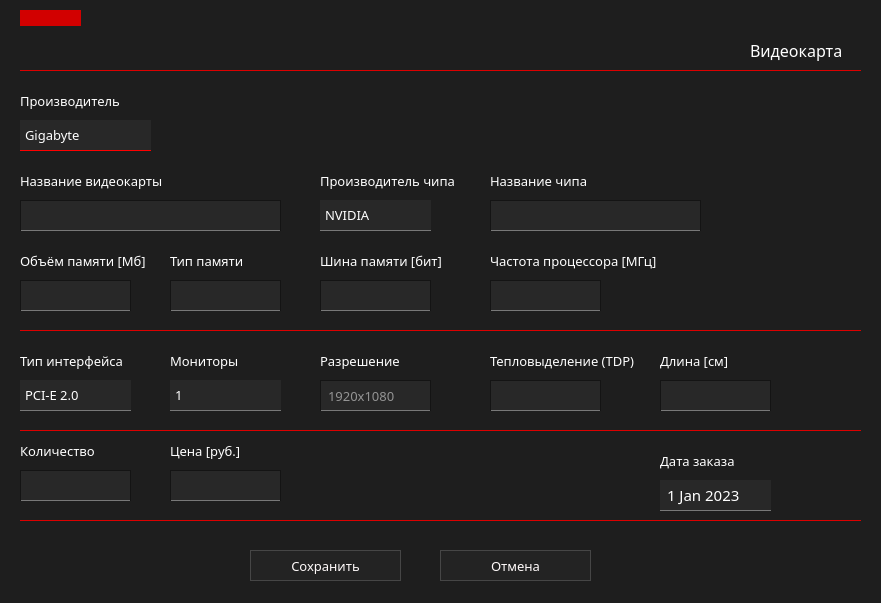
This is ui/add/addChVidWidg.ui in marginalprog/git_pcconf as Qt 5 draws it before an edit. The edited form follows.
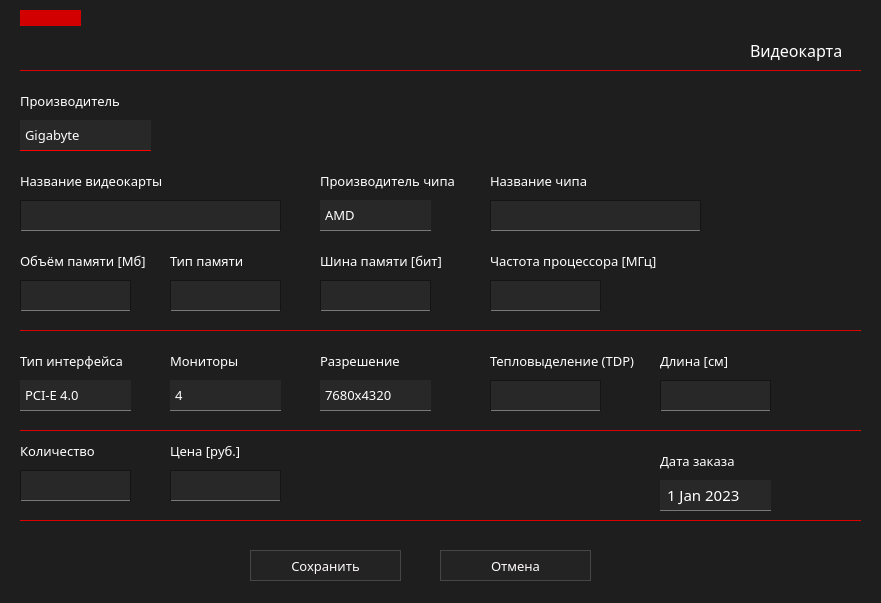
This is the edited form. Icons and pictures are not drawn.

What changed in the file:
```diff
--- a/ui/add/addChVidWidg.ui
+++ b/ui/add/addChVidWidg.ui
@@ -626,21 +626,6 @@
    <property name="modelColumn">
     <number>0</number>
    </property>
-   <item>
-    <property name="text">
-     <string>PCI-E 2.0</string>
-    </property>
-   </item>
-   <item>
-    <property name="text">
-     <string>PCI-E 2.1</string>
-    </property>
-   </item>
-   <item>
-    <property name="text">
-     <string>PCI-E 3.0</string>
-    </property>
-   </item>
    <item>
     <property name="text">
      <string>PCI-E 4.0</string>
@@ -722,21 +707,6 @@
    <property name="modelColumn">
     <number>0</number>
    </property>
-   <item>
-    <property name="text">
-     <string>1</string>
-    </property>
-   </item>
-   <item>
-    <property name="text">
-     <string>2</string>
-    </property>
-   </item>
-   <item>
-    <property name="text">
-     <string>3</string>
-    </property>
-   </item>
    <item>
     <property name="text">
      <string>4</string>
@@ -1004,48 +974,6 @@
     <string/>
    </property>
   </widget>
-  <widget class="QLineEdit" name="leResolution">
-   <property name="geometry">
-    <rect>
-     <x>320</x>
-     <y>380</y>
-     <width>111</width>
-     <height>31</height>
-    </rect>
-   </property>
-   <property name="font">
-    <font>
-     <family>Montserrat Medium</family>
-     <pointsize>10</pointsize>
-    </font>
-   </property>
-   <property name="styleSheet">
-    <string notr="true">QLineEdit{
-	padding-left: 5px;
-	border: 1px solid rgb(20,20,20);
-	background-color: rgb(40,40,40);
-	border-bottom: 1px solid  rgb(120,120,120);
-	selection-background-color: rgb(105, 0, 0);
-}
-
-QLineEdit:hover{
-	background-color: rgb(55,55,55);
-	border-bottom: 1px solid  red;
-}</string>
-   </property>
-   <property name="inputMask">
-    <string/>
-   </property>
-   <property name="text">
-    <string/>
-   </property>
-   <property name="frame">
-    <bool>true</bool>
-   </property>
-   <property name="placeholderText">
-    <string>1920x1080</string>
-   </property>
-  </widget>
   <widget class="QLineEdit" name="leTdp">
    <property name="geometry">
     <rect>
@@ -1236,11 +1164,6 @@
    <property name="modelColumn">
     <number>0</number>
    </property>
-   <item>
-    <property name="text">
-     <string>NVIDIA</string>
-    </property>
-   </item>
    <item>
     <property name="text">
      <string>AMD</string>
@@ -1486,6 +1409,107 @@
     <string>Шина памяти [бит]</string>
    </property>
   </widget>
+  <widget class="QComboBox" name="cbResolution">
+   <property name="geometry">
+    <rect>
+     <x>320</x>
+     <y>380</y>
+     <width>111</width>
+     <height>31</height>
+    </rect>
+   </property>
+   <property name="font">
+    <font>
+     <family>Montserrat Medium</family>
+     <pointsize>10</pointsize>
+    </font>
+   </property>
+   <property name="styleSheet">
+    <string notr="true">QComboBox{
+	background-color: rgb(40,40,40);
+	border: 1px;
+	border-bottom: 1px solid rgb(120,120,120);
+	padding-left: 5px;
+}
+
+QComboBox:hover{
+	background-color: rgb(55,55,55);
+	border-bottom: 1px solid red;
+}
+
+QComboBox::drop-down{
+border: 0px;
+}
+
+QComboBox::down-arrow {
+border-image: url(&quot;E:/pcconf/images/down-arrow-gray.png&quot;);
+width: 17px;
+height: 17px;
+margin-right: 5px;
+}
+
+QComboBox::down-arrow:on {
+	border-image: url(&quot;E:/pcconf/images/up-arrow.png&quot;);
+	width: 17px;
+	height: 17px;
+	margin-right: 5px;
+}
+
+QComboBox:on{
+border: 2px solid rgb(100,0,0);
+}
+
+QComboBox QAbstractItemView {
+	background: rgb(250, 250, 250);
+	border-width: 1px;
+	border-style: solid;
+	border-color: rgb(235, 235, 235);
+	selection-background-color: rgb(240, 240, 240);
+	selection-color: rgb(25, 25, 25);
+}
+</string>
+   </property>
+   <property name="iconSize">
+    <size>
+     <width>20</width>
+     <height>20</height>
+    </size>
+   </property>
+   <property name="duplicatesEnabled">
+    <bool>false</bool>
+   </property>
+   <property name="frame">
+    <bool>true</bool>
+   </property>
+   <property name="modelColumn">
+    <number>0</number>
+   </property>
+   <item>
+    <property name="text">
+     <string>7680x4320</string>
+    </property>
+   </item>
+   <item>
+    <property name="text">
+     <string>5120x2880</string>
+    </property>
+   </item>
+   <item>
+    <property name="text">
+     <string>4096x2160</string>
+    </property>
+   </item>
+   <item>
+    <property name="text">
+     <string>3840x2160</string>
+    </property>
+   </item>
+   <item>
+    <property name="text">
+     <string>2560x1600</string>
+    </property>
+   </item>
+  </widget>
   <zorder>lbFullName</zorder>
   <zorder>line</zorder>
   <zorder>line_2</zorder>
```
Left out of the diff: 37 changed lines with no effect on the pictures.
